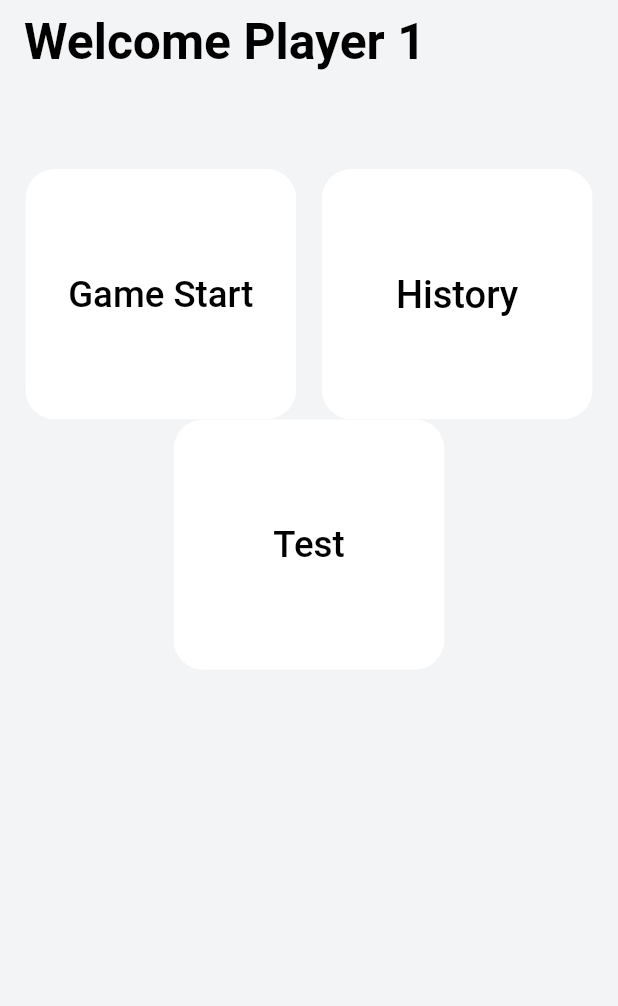
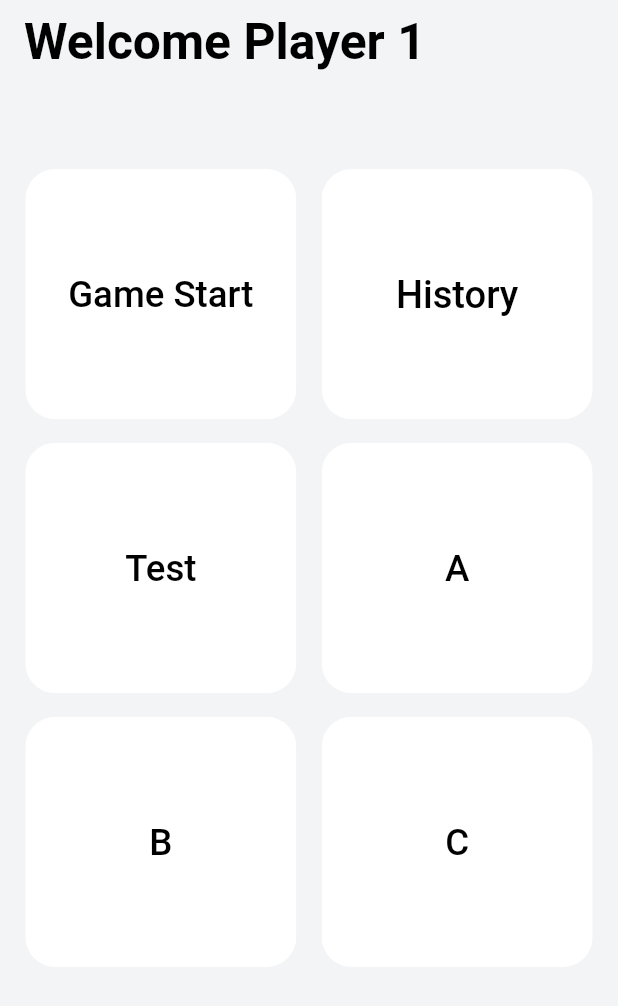
Before and after one commit to mosiccan/tennis_score_app, a Flutter app: the screen it shows after launch, on a phone screen of 412 x 824 dp. Shown: the top 1006 px of the screen. Run offline on Flutter 3.47's test engine with Material 2 defaults, Android fonts, the phone set to English and light mode, and no system bars; our stand-ins replace dropdown_button2, firebase_core, flutter_screenutil, shared_preferences; missing offline and left inert: pixel_perfect; accounts and stored records are empty.

Commit message:
feat : 메인 홈페이지에 위젯 추가
+ 오타 수정

```diff
--- a/lib/main.dart
+++ b/lib/main.dart
@@ -122,7 +122,7 @@ class _MyHomePageState extends State<MyHomePage> {
                   style: TextButton.styleFrom(
                     primary: Colors.black,
                   ),
-                  child: const Text('Cancle'),
+                  child: const Text('Cancel'),
                   onPressed: (){
                     Navigator.pop(context);
                   }),
@@ -170,7 +170,7 @@ class _MyHomePageState extends State<MyHomePage> {
             horizontal: 16.w, vertical: 58.h), // 양쪽 마진 (여백)
         child: Column(
           children: [
-            Row(
+            Row(  // 첫번째 줄
               children: [
                 Container(
                   child: InkWell(
@@ -236,6 +236,11 @@ class _MyHomePageState extends State<MyHomePage> {
                 ),
               ],
             ),
+            SizedBox(
+              height: 16.h,
+            ),
+            Row(  // 두번째 줄
+              children: [
                 Container(
                   child: InkWell(
                     child: ClipRRect(
@@ -261,6 +266,96 @@ class _MyHomePageState extends State<MyHomePage> {
                       },
                   ),
                 ),
+                SizedBox(
+                  width: 16.w,
+                ),
+                Container(
+                  child: InkWell(
+                    child: ClipRRect(
+                      child: Container(
+                        alignment: Alignment.center,
+                        child: Text(
+                          "A",
+                          style: TextStyle(
+                            color: Colors.black,
+                            fontSize: 25.sp,
+                            fontWeight: FontWeight.w500,
+                          ),
+                          textAlign: TextAlign.center,
+                        ),
+                        width: 171.w, // 160
+                        height: 171.h, // 180
+                        color: Colors.white,
+                      ),
+                      borderRadius: BorderRadius.circular(20),
+                    ),
+                    onTap: (){
+                      //
+                    },
+                  ),
+                ),
+              ],
+            ),
+            SizedBox(
+              height: 16.h,
+            ),
+            Row(  // 세번째 줄
+              children: [
+                Container(
+                  child: InkWell(
+                    child: ClipRRect(
+                      child: Container(
+                        alignment: Alignment.center,
+                        child: Text(
+                          "B",
+                          style: TextStyle(
+                            color: Colors.black,
+                            fontSize: 25.sp,
+                            fontWeight: FontWeight.w500,
+                          ),
+                          textAlign: TextAlign.center,
+                        ),
+                        width: 171.w, // 160
+                        height: 171.h, // 180
+                        color: Colors.white,
+                      ),
+                      borderRadius: BorderRadius.circular(20),
+                    ),
+                    onTap: (){
+                      //
+                    },
+                  ),
+                ),
+                SizedBox(
+                  width: 16.w,
+                ),
+                Container(
+                  child: InkWell(
+                    child: ClipRRect(
+                      child: Container(
+                        alignment: Alignment.center,
+                        child: Text(
+                          "C",
+                          style: TextStyle(
+                            color: Colors.black,
+                            fontSize: 25.sp,
+                            fontWeight: FontWeight.w500,
+                          ),
+                          textAlign: TextAlign.center,
+                        ),
+                        width: 171.w, // 160
+                        height: 171.h, // 180
+                        color: Colors.white,
+                      ),
+                      borderRadius: BorderRadius.circular(20),
+                    ),
+                    onTap: (){
+                      //
+                    },
+                  ),
+                ),
+              ],
+            ),
           ],
         ),
       ),
```
Lines whose indentation alone changed are shown as unchanged.
